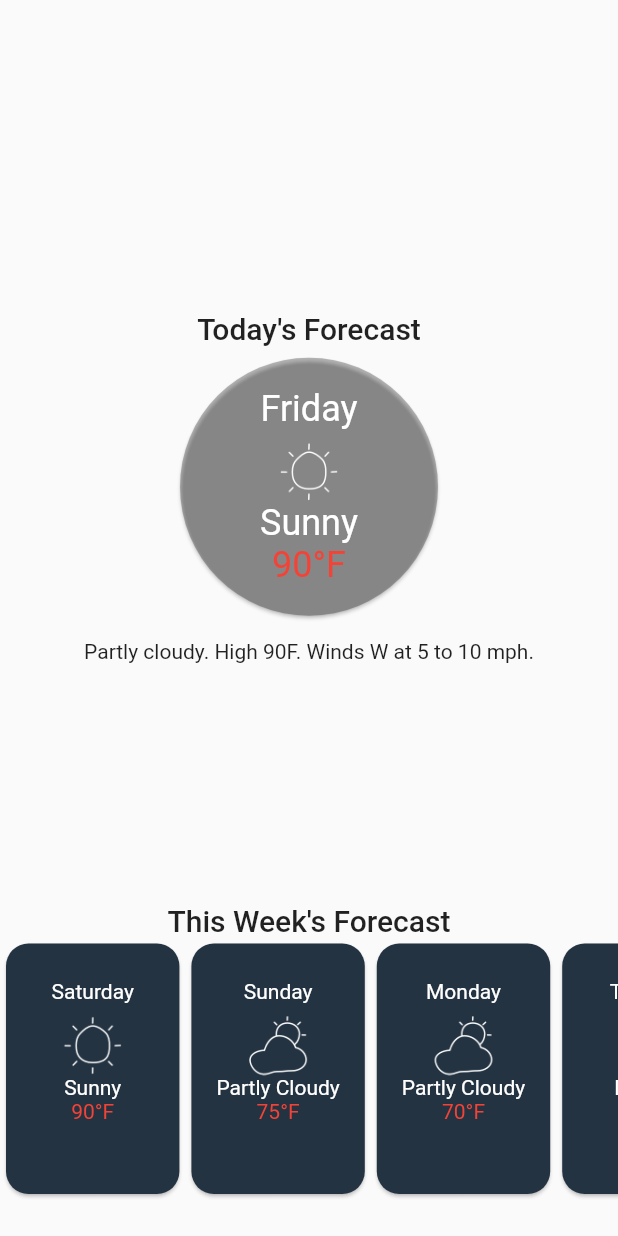
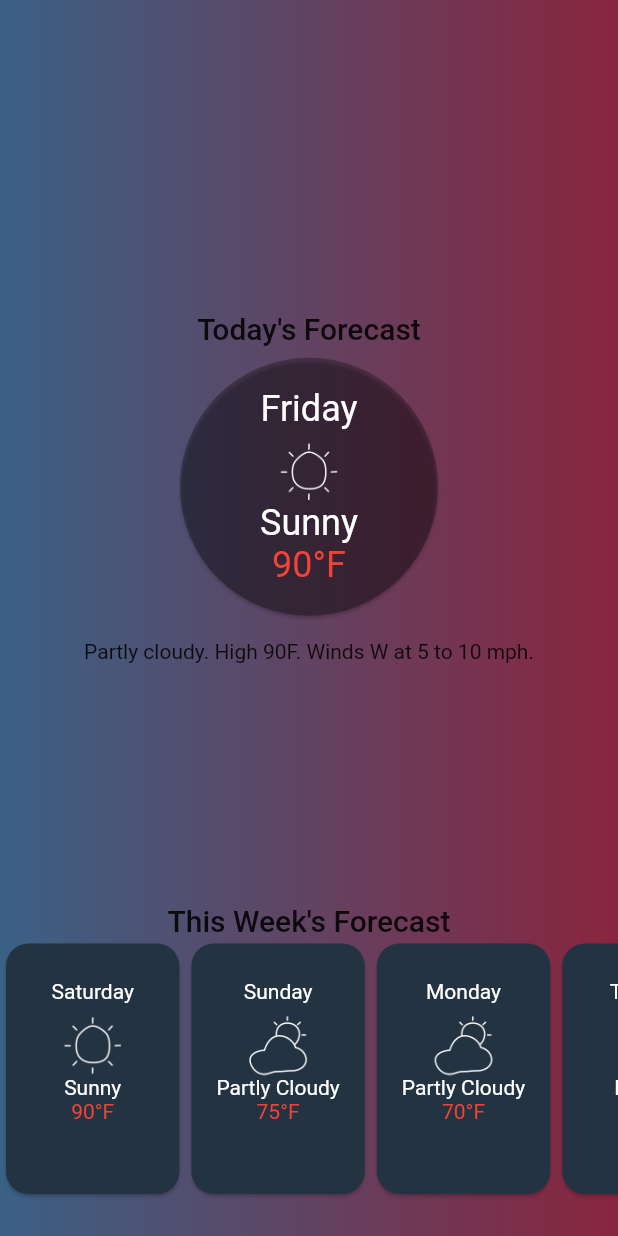
Before and after one commit to cerberodev/goldentest_ebay, a Flutter app: the screen it shows after launch, on a phone screen of 412 x 824 dp. Run offline on Flutter 3.47's test engine with Material 2 defaults, Android fonts, the phone set to English and light mode, and no system bars.

Commit message:
Se añade gradiente de fondo

```diff
--- a/lib/ui/screen/weather_widgets.dart
+++ b/lib/ui/screen/weather_widgets.dart
@@ -26,7 +26,21 @@ class WeatherForecast extends StatelessWidget {
   @override
   Widget build(BuildContext context) {
     final theme = Theme.of(context);
-    return Column(
+    return Container(
+      decoration: BoxDecoration(
+        // image: DecorationImage(
+        //   image: NetworkImage(
+        //       'https://www.clipartmax.com/png/middle/152-1526477_the-wind-1-linear-flat-icon-clima-animado-png.png'),
+        // ),
+        gradient: LinearGradient(
+          colors: [
+            Color(0xFF3A6186),
+            Color(0xFF89253E),
+          ],
+        ),
+      ),
+      // color: Colors.red,
+      child: Column(
         mainAxisAlignment: MainAxisAlignment.spaceBetween,
         mainAxisSize: MainAxisSize.min,
         children: [
@@ -47,7 +61,8 @@ class WeatherForecast extends StatelessWidget {
                       shape: const CircleBorder(),
                     ),
                     textTheme: theme.textTheme.copyWith(
-                    bodyText2: theme.textTheme.bodyText2.copyWith(fontSize: 24),
+                      bodyText2:
+                          theme.textTheme.bodyText2.copyWith(fontSize: 24),
                     ),
                   ),
                   child: WeatherCard.forecast(today),
@@ -68,6 +83,7 @@ class WeatherForecast extends StatelessWidget {
           ),
           const SizedBox(height: 24),
         ],
+      ),
     );
   }
 }
```
Lines whose indentation alone changed are shown as unchanged.
